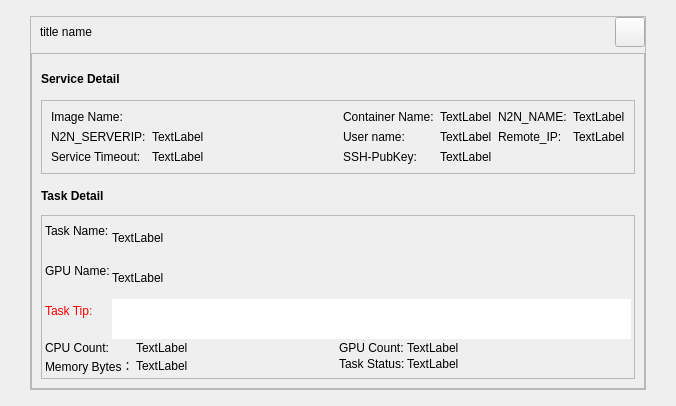
Qt form src/qt/forms/orderdetail.ui (MassGrid/MassGrid) before a commit.
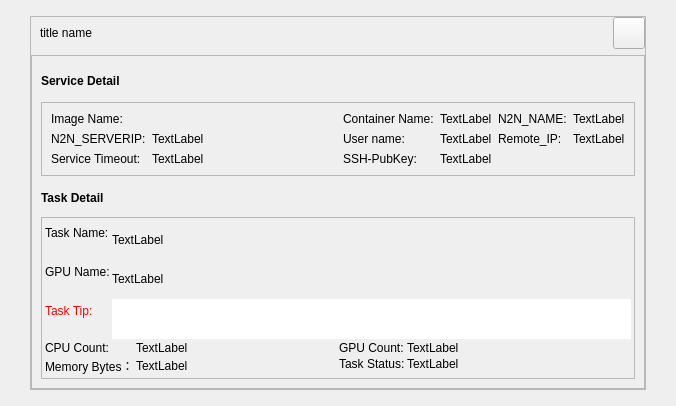
The same form after that commit.

```diff
--- a/src/qt/forms/orderdetail.ui
+++ b/src/qt/forms/orderdetail.ui
@@ -97,14 +97,14 @@
             <widget class="QToolButton" name="cancelButton">
              <property name="minimumSize">
               <size>
-               <width>30</width>
-               <height>30</height>
+               <width>32</width>
+               <height>32</height>
               </size>
              </property>
              <property name="maximumSize">
               <size>
-               <width>30</width>
-               <height>30</height>
+               <width>32</width>
+               <height>32</height>
               </size>
              </property>
              <property name="styleSheet">
```
